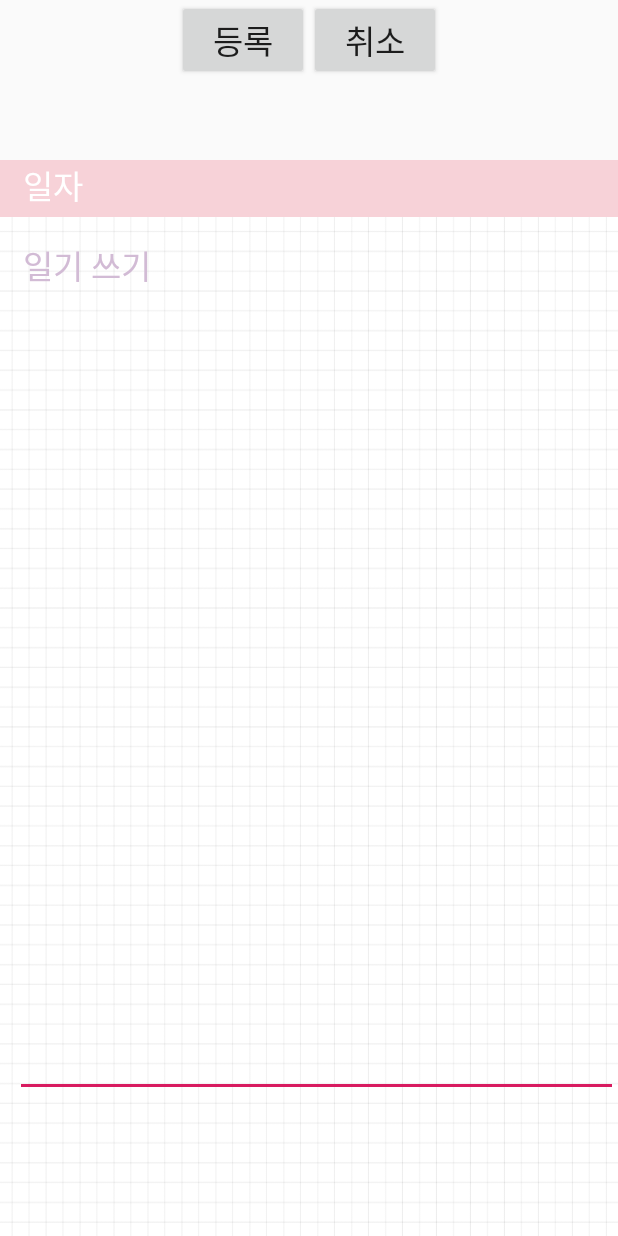
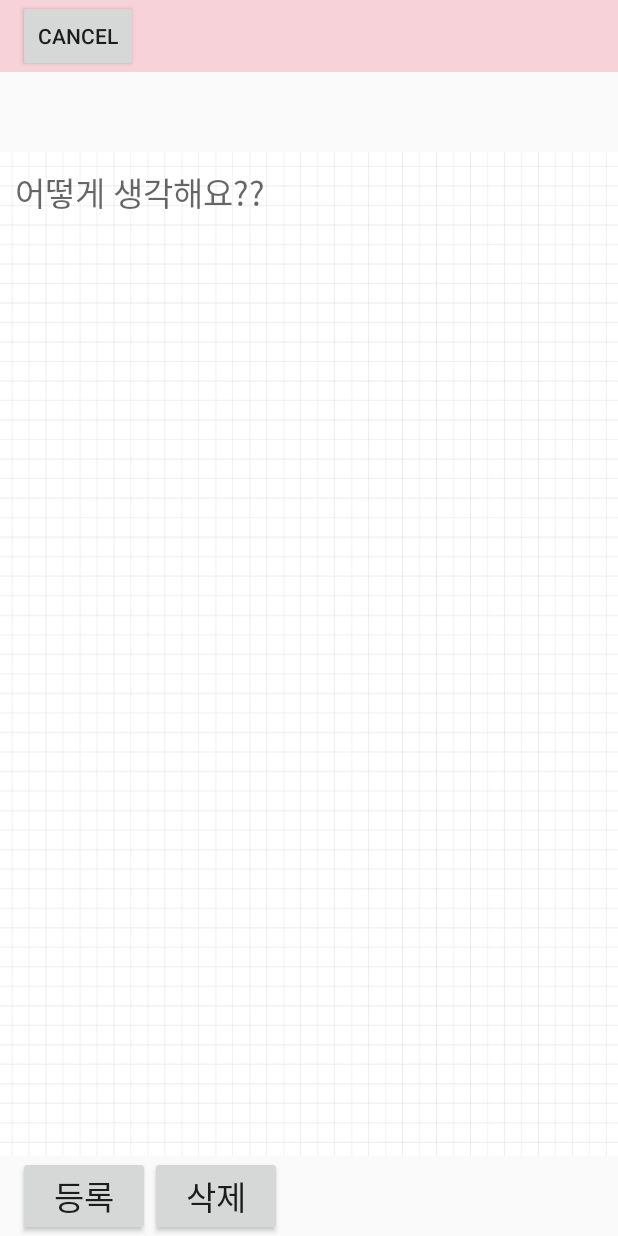
Before and after one commit to rangkim/DiaryApp, an Android app: the ModifyMyDataActivity screen opened directly, with no data from a screen before it, on a phone screen of 412 x 824 dp. Run offline under Robolectric (Android 15) with nearby library versions, the phone set to English and light mode, and no system bars.

Commit message:
디자인 적용

```diff
--- a/app/src/main/java/com/example/diaryapp/activity/AppHelpActivity.java
+++ /dev/null
@@ -1,15 +0,0 @@
-package com.example.diaryapp.activity;
-
-        import android.app.Activity;
-        import android.os.Bundle;
-        import android.widget.TextView;
-
-public class AppHelpActivity extends Activity {
-    public void onCreate(Bundle savedInstanceState){
-        super.onCreate(savedInstanceState);
-        TextView textview = new TextView(this);
-        textview.setTextSize(20);
-        textview.setText("일기장 어플입니다.");
-        setContentView(textview);
-    }
-}
--- a/app/src/main/java/com/example/diaryapp/activity/ModifyMyDataActivity.java
+++ b/app/src/main/java/com/example/diaryapp/activity/ModifyMyDataActivity.java
@@ -55,6 +55,15 @@ public class ModifyMyDataActivity extends Activity {
         finish();
     }
 
+    public void deleteData(View v) {
+
+        if(!TextUtils.isEmpty(content)) {   //기존에 작성된 일기가 있을경우 삭제
+            Toast.makeText(this, "준비중...", Toast.LENGTH_SHORT).show();
+        } else {    //기존에 작성된 일기가 없을경우 아무 동작 하지 않는다
+        }
+        finish();
+    }
+
     public void cancelModifyData(View v) {
         finish();
     }
--- a/app/src/main/res/layout/activity_show_diary.xml
+++ b/app/src/main/res/layout/activity_show_diary.xml
@@ -1,5 +1,6 @@
 <?xml version="1.0" encoding="utf-8"?>
-<android.support.constraint.ConstraintLayout xmlns:android="http://schemas.android.com/apk/res/android"
+<android.support.constraint.ConstraintLayout
+    xmlns:android="http://schemas.android.com/apk/res/android"
     xmlns:app="http://schemas.android.com/apk/res-auto"
     xmlns:tools="http://schemas.android.com/tools"
     android:id="@+id/relativeLayout2"
@@ -13,12 +14,12 @@
 
             <Button
                 android:id="@+id/prevBtn"
-                android:layout_width="wrap_content"
+                android:layout_width="80dp"
                 android:layout_height="wrap_content"
                 android:layout_gravity="center_vertical"
                 android:layout_marginStart="20dp"
                 android:onClick="previousData"
-                android:text="이전" />
+                android:text="prev" />
 
             <TextView
                 android:id="@+id/dateText"
@@ -35,12 +36,12 @@
 
             <Button
                 android:id="@+id/nextBtn"
-                android:layout_width="wrap_content"
+                android:layout_width="80dp"
                 android:layout_height="wrap_content"
                 android:layout_gravity="center_vertical|end"
                 android:layout_marginEnd="20dp"
                 android:onClick="nextData"
-                android:text="다음" />
+                android:text="next" />
 
         </FrameLayout>
 
@@ -72,7 +73,6 @@
         app:layout_constraintBottom_toBottomOf="parent"
         app:layout_constraintTop_toBottomOf="@+id/questionLayout"
         app:layout_constraintVertical_bias="1.0"
-        tools:layout_editor_absoluteX="29dp"
         android:background="@drawable/paper">
 
         <LinearLayout
--- a/app/src/main/res/layout/modify.xml
+++ b/app/src/main/res/layout/modify.xml
@@ -1,38 +1,52 @@
 <?xml version="1.0" encoding="utf-8"?>
-<LinearLayout
+<android.support.constraint.ConstraintLayout
     xmlns:android="http://schemas.android.com/apk/res/android"
     xmlns:tools="http://schemas.android.com/tools"
+    xmlns:app="http://schemas.android.com/apk/res-auto"
     android:layout_width="match_parent"
-    android:layout_height="match_parent"
-    android:orientation="vertical">
+    android:layout_height="match_parent">
 
-    <LinearLayout
-        android:layout_width="wrap_content"
+    <FrameLayout
+        android:id="@+id/topLayout"
+        android:layout_width="match_parent"
         android:layout_height="wrap_content"
         android:orientation="horizontal"
         android:layout_gravity="center"
+        android:background="#F7D2D8"
         tools:ignore="MissingConstraints"
-        tools:layout_editor_absoluteY="660dp">
-
-        <!--저장버튼-->
-        <Button
-            android:id="@+id/modify"
-            android:layout_width="wrap_content"
-            android:layout_height="wrap_content"
-            android:onClick="modifyData"
-            android:text="등록"
-            android:textSize="22dp" />
+        app:layout_constraintTop_toTopOf="parent"
+        >
 
         <!--취소버튼-->
         <Button
             android:id="@+id/cancel"
+            android:layout_width="80dp"
+            android:layout_height="wrap_content"
+            android:onClick="cancelModifyData"
+            android:text="cancel"
+            android:layout_marginStart="12dp"
+            />
+
+        <!-- 날짜 입력 Text -->
+        <TextView
+            android:id="@+id/date"
             android:layout_width="wrap_content"
             android:layout_height="wrap_content"
-            android:onClick="cancelModifyData"
-            android:text="취소"
-            android:textSize="22dp" />
-    </LinearLayout>
+            android:textColor="#FFFFFF"
+            android:textSize="28dp"
+            android:layout_gravity="center"
+            />
 
+    </FrameLayout>
+
+    <FrameLayout
+        android:id="@+id/questionLayout"
+        android:layout_width="match_parent"
+        android:layout_height="wrap_content"
+        app:layout_constraintTop_toBottomOf="@+id/topLayout"
+        >
+
+        <!-- 질문 -->
         <TextView
             android:id="@+id/questionText"
             android:layout_width="wrap_content"
@@ -48,62 +62,60 @@
             android:layout_marginBottom="12dp"
             />
 
-    <!--날짜-->
+    </FrameLayout>
+
     <LinearLayout
+        android:id="@+id/bottomLayout"
         android:layout_width="match_parent"
         android:layout_height="wrap_content"
-        android:background="#F7D2D8"
         android:orientation="horizontal"
-        tools:ignore="MissingConstraints">
+        app:layout_constraintBottom_toBottomOf="parent"
+        >
 
-        <TextView
+        <!--저장버튼-->
+        <Button
+            android:id="@+id/modify"
             android:layout_width="wrap_content"
-            android:layout_height="38dp"
-            android:layout_marginLeft="15dp"
-            android:orientation="vertical"
-            android:text="일자"
-            android:textColor="#FFFFFF"
-            android:textSize="22dp"/>
+            android:layout_height="wrap_content"
+            android:layout_marginStart="12dp"
+            android:onClick="modifyData"
+            android:text="등록"
+            android:textSize="22dp" />
 
-        <TextView
-            android:id="@+id/date"
+        <!-- 삭제 버튼 -->
+        <Button
+            android:id="@+id/delete"
             android:layout_width="wrap_content"
-            android:layout_height="38dp"
-            android:layout_marginStart="20dp"
-            android:orientation="vertical"
-            android:textColor="#FFFFFF"
-            android:textSize="22dp"/>
+            android:layout_height="wrap_content"
+            android:onClick="deleteData"
+            android:text="삭제"
+            android:textSize="22dp" />
 
     </LinearLayout>
 
-    <!--일기내용-->
     <LinearLayout
         android:layout_width="match_parent"
-        android:layout_height="match_parent"
+        android:layout_height="0dp"
+        android:orientation="vertical"
+        app:layout_constraintTop_toBottomOf="@+id/questionLayout"
+        app:layout_constraintBottom_toTopOf="@+id/bottomLayout"
         android:background="@drawable/paper"
-        android:orientation="vertical"
-        tools:ignore="MissingConstraints">
+        >
 
-        <TextView
-            android:layout_width="wrap_content"
-            android:layout_height="38dp"
-            android:layout_marginLeft="15dp"
-            android:layout_marginTop="15dp"
-            android:orientation="vertical"
-            android:text="일기 쓰기"
-            android:textColor="#D2BBD5"
-            android:textSize="22dp" />
-
+        <!--일기내용-->
         <EditText
             android:id="@+id/t1"
             android:layout_width="fill_parent"
             android:layout_height="533dp"
             android:layout_marginLeft="10dp"
             android:gravity="top"
+            android:background="@android:color/transparent"
             android:orientation="vertical"
             android:textColor="#8A85AB"
+            android:hint="어떻게 생각해요??"
+            android:layout_marginTop="10dp"
             android:textSize="22dp" />
+
     </LinearLayout>
 
-
-</LinearLayout>
+</android.support.constraint.ConstraintLayout>
```
Lines whose indentation alone changed are shown as unchanged.
